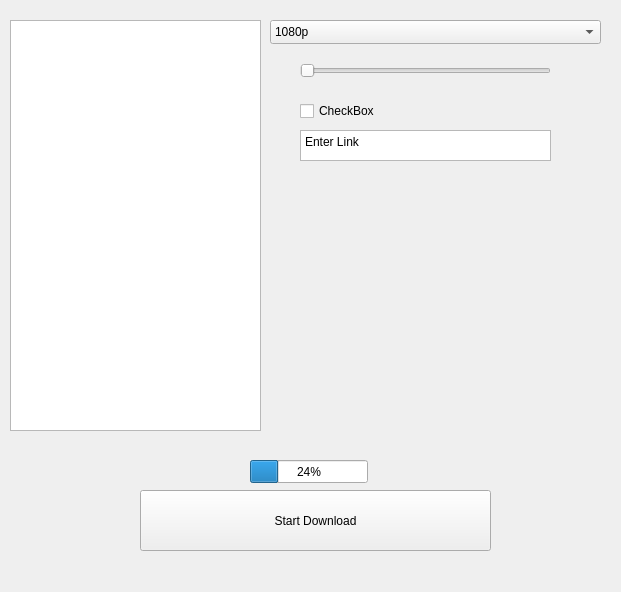
First picture: the form in form.ui, repository antijun/yt-dlp-ui, before the edit.
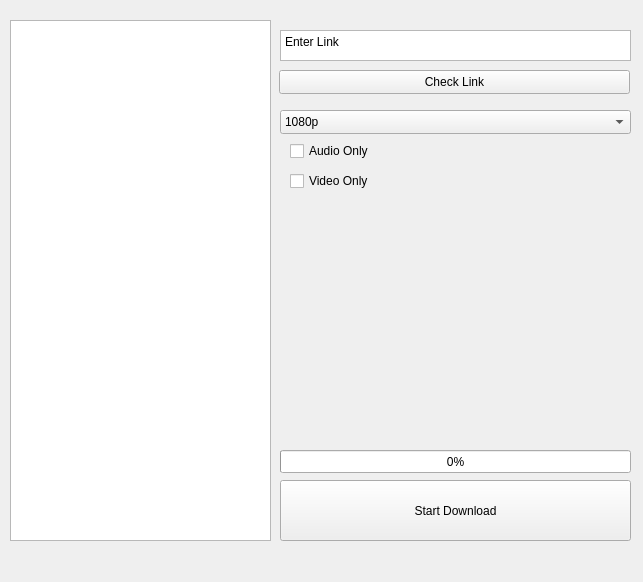
Second picture: the form after the edit.

What changed in the file:
```diff
--- a/form.ui
+++ b/form.ui
@@ -6,8 +6,8 @@
    <rect>
     <x>0</x>
     <y>0</y>
-    <width>621</width>
-    <height>592</height>
+    <width>643</width>
+    <height>582</height>
    </rect>
   </property>
   <property name="windowTitle">
@@ -16,8 +16,8 @@
   <widget class="QPushButton" name="pushButton">
    <property name="geometry">
     <rect>
-     <x>140</x>
-     <y>490</y>
+     <x>280</x>
+     <y>480</y>
      <width>351</width>
      <height>61</height>
     </rect>
@@ -31,17 +31,17 @@
     <rect>
      <x>10</x>
      <y>20</y>
-     <width>251</width>
-     <height>411</height>
+     <width>261</width>
+     <height>521</height>
     </rect>
    </property>
   </widget>
   <widget class="QComboBox" name="comboBox">
    <property name="geometry">
     <rect>
-     <x>270</x>
-     <y>20</y>
-     <width>331</width>
+     <x>280</x>
+     <y>110</y>
+     <width>351</width>
      <height>24</height>
     </rect>
    </property>
@@ -56,51 +56,41 @@
     </property>
    </item>
   </widget>
-  <widget class="QSlider" name="horizontalSlider">
+  <widget class="QCheckBox" name="audioOnlyCheck">
    <property name="geometry">
     <rect>
-     <x>300</x>
-     <y>60</y>
-     <width>251</width>
-     <height>21</height>
-    </rect>
-   </property>
-   <property name="orientation">
-    <enum>Qt::Horizontal</enum>
-   </property>
-  </widget>
-  <widget class="QCheckBox" name="checkBox">
-   <property name="geometry">
-    <rect>
-     <x>300</x>
-     <y>100</y>
-     <width>77</width>
+     <x>290</x>
+     <y>140</y>
+     <width>91</width>
      <height>22</height>
     </rect>
    </property>
    <property name="text">
-    <string>CheckBox</string>
+    <string>Audio Only</string>
    </property>
   </widget>
   <widget class="QProgressBar" name="progressBar">
    <property name="geometry">
     <rect>
-     <x>250</x>
-     <y>460</y>
-     <width>118</width>
+     <x>280</x>
+     <y>450</y>
+     <width>351</width>
      <height>23</height>
     </rect>
    </property>
    <property name="value">
-    <number>24</number>
+    <number>0</number>
+   </property>
+   <property name="textVisible">
+    <bool>true</bool>
    </property>
   </widget>
   <widget class="QTextEdit" name="textEdit">
    <property name="geometry">
     <rect>
-     <x>300</x>
-     <y>130</y>
-     <width>251</width>
+     <x>280</x>
+     <y>30</y>
+     <width>351</width>
      <height>31</height>
     </rect>
    </property>
@@ -112,6 +102,32 @@
 &lt;p style=&quot; margin-top:0px; margin-bottom:0px; margin-left:0px; margin-right:0px; -qt-block-indent:0; text-indent:0px;&quot;&gt;Enter Link&lt;/p&gt;&lt;/body&gt;&lt;/html&gt;</string>
    </property>
   </widget>
+  <widget class="QCheckBox" name="videoOnlyCheck">
+   <property name="geometry">
+    <rect>
+     <x>290</x>
+     <y>170</y>
+     <width>81</width>
+     <height>22</height>
+    </rect>
+   </property>
+   <property name="text">
+    <string>Video Only</string>
+   </property>
+  </widget>
+  <widget class="QPushButton" name="checkLinkButton">
+   <property name="geometry">
+    <rect>
+     <x>279</x>
+     <y>70</y>
+     <width>351</width>
+     <height>24</height>
+    </rect>
+   </property>
+   <property name="text">
+    <string>Check Link</string>
+   </property>
+  </widget>
  </widget>
  <resources/>
  <connections/>
```
Left out of the diff: 15 changed lines with no effect on the pictures.
